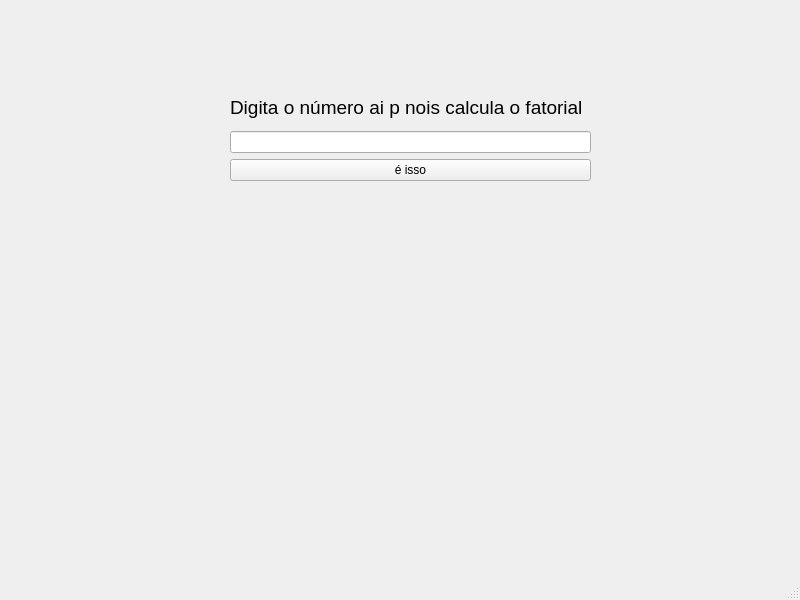
Old version of the form Pasta de Exercícios Pamela/QtDesign/exercicios 1º lista/ex06/aguaLimpa.ui in the repository thenewgrau/Minhas-Tarefas-Senac.
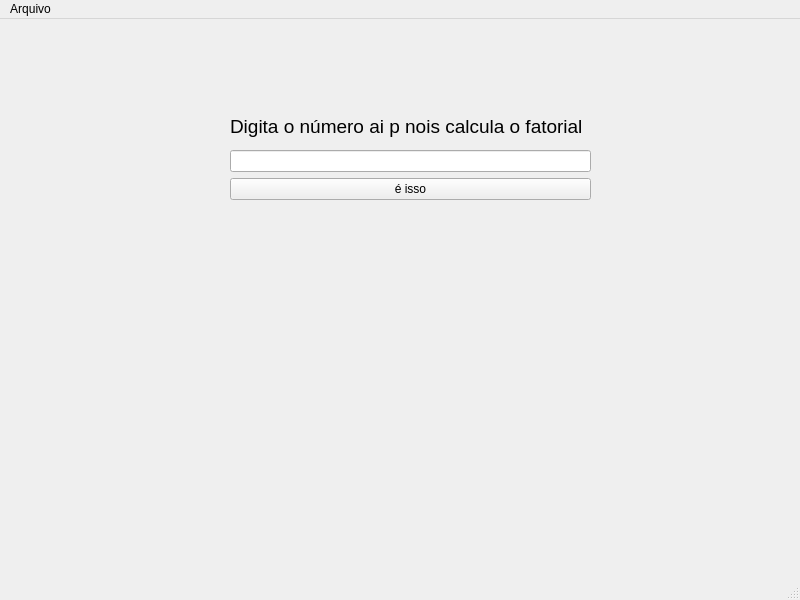
New version of the form.

```diff
--- a/Pasta de Exercícios Pamela/QtDesign/exercicios 1º lista/ex06/aguaLimpa.ui
+++ b/Pasta de Exercícios Pamela/QtDesign/exercicios 1º lista/ex06/aguaLimpa.ui
@@ -70,6 +70,16 @@
      <height>21</height>
     </rect>
    </property>
+   <widget class="QMenu" name="menuArquivo">
+    <property name="title">
+     <string>Arquivo</string>
+    </property>
+    <addaction name="actionSalvar"/>
+    <addaction name="actionNovo"/>
+    <addaction name="actionAbrir"/>
+    <addaction name="actionSair"/>
+   </widget>
+   <addaction name="menuArquivo"/>
   </widget>
   <widget class="QStatusBar" name="statusbar"/>
  </widget>
```
Left out of the diff: 20 changed lines with no effect on the pictures.
